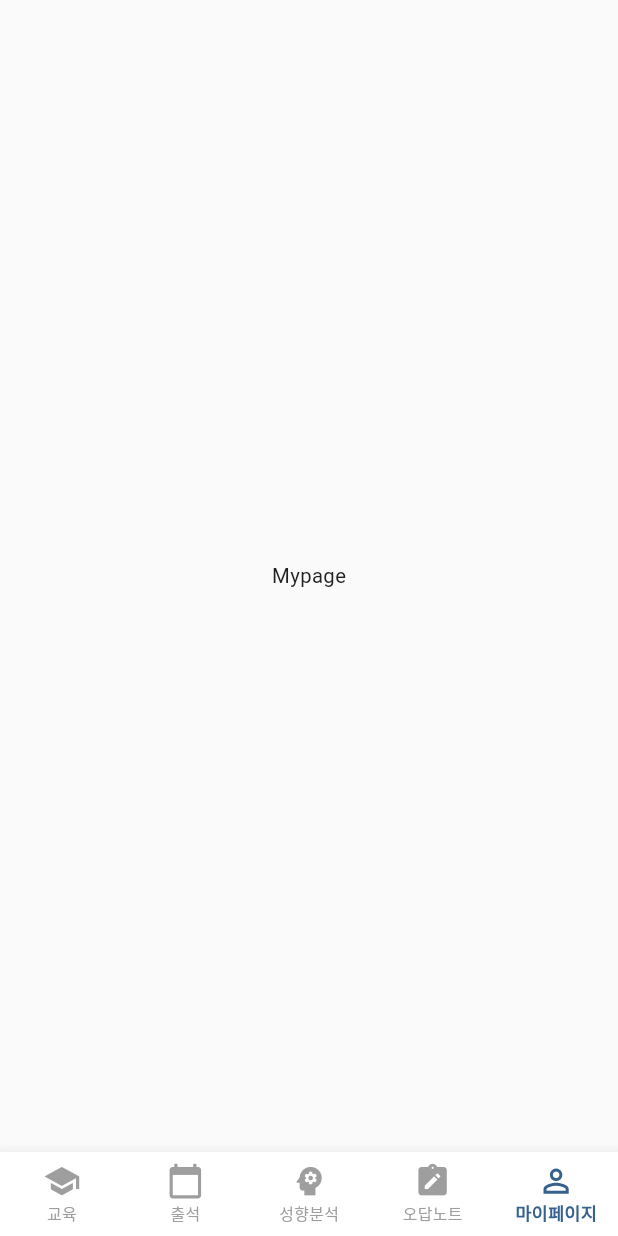
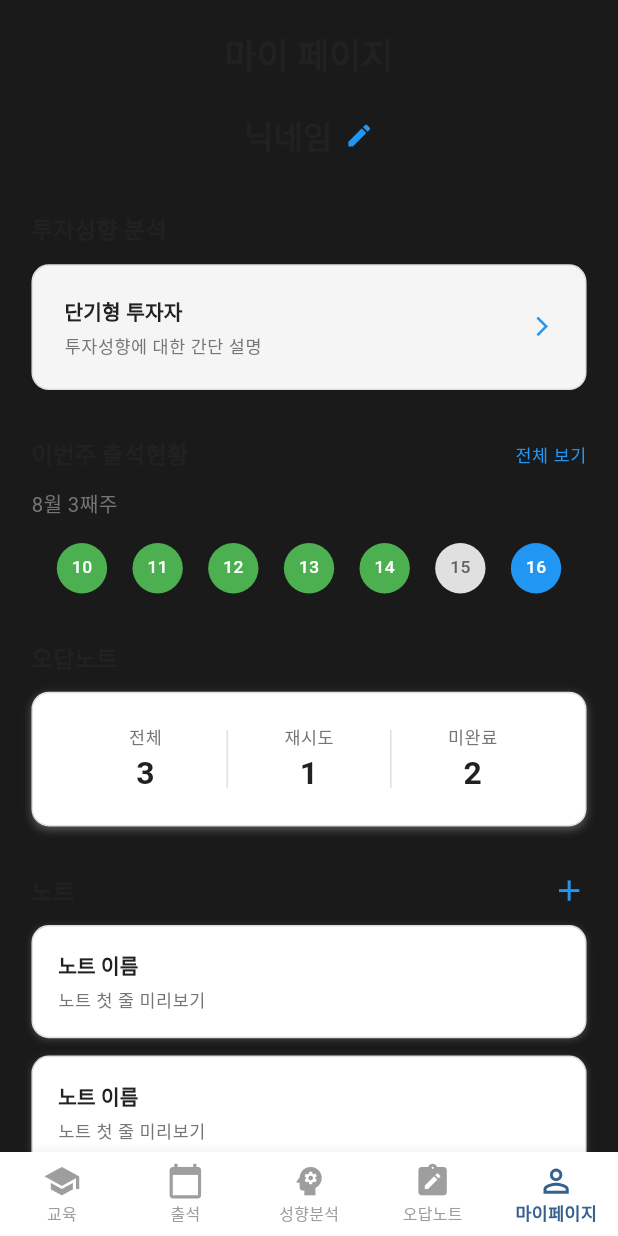
Before and after one commit to EM-H20/stocker, a Flutter app: the MypageScreen screen opened by its route, on a phone screen of 412 x 824 dp. Run offline on Flutter 3.47's test engine with Material 3 defaults, Android fonts, the phone set to English and light mode, and no system bars; our stand-ins replace dio, flutter_screenutil, flutter_secure_storage, go_router; accounts and stored records are empty.

Commit message:
feat:mypage

```diff
--- a/lib/features/mypage/presentation/mypage_screen.dart
+++ b/lib/features/mypage/presentation/mypage_screen.dart
@@ -1,10 +1,124 @@
 import 'package:flutter/material.dart';
+import 'package:flutter_screenutil/flutter_screenutil.dart';
+import '../../../app/config/app_theme.dart';
+import '../../wrong_note/data/wrong_note_mock_repository.dart';
+import '../../wrong_note/data/models/wrong_note_response.dart';
+import 'widgets/profile_header.dart';
+import 'widgets/aptitude_analysis_card.dart';
+import 'widgets/attendance_status_card.dart';
+import 'widgets/wrong_note_card.dart';
+import 'widgets/note_section.dart';
 
-class MypageScreen extends StatelessWidget {
+class MypageScreen extends StatefulWidget {
   const MypageScreen({super.key});
 
   @override
+  State<MypageScreen> createState() => _MypageScreenState();
+}
+
+class _MypageScreenState extends State<MypageScreen> {
+  final WrongNoteMockRepository _wrongNoteRepository =
+      WrongNoteMockRepository();
+  List<WrongNoteItem> _wrongNotes = [];
+  bool _isLoading = true;
+
+  // Mock 노트 데이터
+  final List<NoteItem> _mockNotes = [
+    NoteItem(
+      title: '노트 이름',
+      preview: '노트 첫 줄 미리보기',
+      createdAt: DateTime.now().subtract(const Duration(days: 1)),
+    ),
+    NoteItem(
+      title: '노트 이름',
+      preview: '노트 첫 줄 미리보기',
+      createdAt: DateTime.now().subtract(const Duration(days: 2)),
+    ),
+  ];
+
+  @override
+  void initState() {
+    super.initState();
+    _loadWrongNotes();
+  }
+
+  Future<void> _loadWrongNotes() async {
+    try {
+      final response = await _wrongNoteRepository.getWrongNotes('user123');
+      setState(() {
+        _wrongNotes = response.wrongNotes;
+        _isLoading = false;
+      });
+    } catch (e) {
+      setState(() {
+        _isLoading = false;
+      });
+    }
+  }
+
+  @override
   Widget build(BuildContext context) {
-    return const Scaffold(body: Center(child: Text('Mypage')));
+    return Scaffold(
+      backgroundColor: AppTheme.darkBackground,
+      body: SafeArea(
+        child:
+            _isLoading
+                ? const Center(child: CircularProgressIndicator())
+                : SingleChildScrollView(
+                  child: Column(
+                    crossAxisAlignment: CrossAxisAlignment.start,
+                    children: [
+                      // 프로필 헤더
+                      ProfileHeader(
+                        nickname: '닉네임',
+                        onEditPressed: () {
+                          // TODO: 닉네임 편집 기능 구현
+                        },
+                      ),
+
+                      SizedBox(height: 8.h),
+
+                      // 투자성향 분석
+                      AptitudeAnalysisCard(
+                        onTap: () {
+                          // TODO: 투자성향 분석 페이지로 이동
+                        },
+                      ),
+
+                      SizedBox(height: 16.h),
+
+                      // 출석현황
+                      AttendanceStatusCard(
+                        onViewAllPressed: () {
+                          // TODO: 전체 출석현황 페이지로 이동
+                        },
+                      ),
+
+                      SizedBox(height: 16.h),
+
+                      // 오답노트
+                      WrongNoteCard(
+                        wrongNotes: _wrongNotes,
+                        onViewAllPressed: () {
+                          // TODO: 오답노트 페이지로 이동
+                        },
+                      ),
+
+                      SizedBox(height: 16.h),
+
+                      // 노트 섹션
+                      NoteSection(
+                        notes: _mockNotes,
+                        onAddPressed: () {
+                          // TODO: 새 노트 추가 기능 구현
+                        },
+                      ),
+
+                      SizedBox(height: 24.h),
+                    ],
+                  ),
+                ),
+      ),
+    );
   }
 }
--- /dev/null
+++ b/lib/features/mypage/presentation/widgets/aptitude_analysis_card.dart
@@ -0,0 +1,76 @@
+import 'package:flutter/material.dart';
+import 'package:flutter_screenutil/flutter_screenutil.dart';
+import '../../../../app/config/app_theme.dart';
+
+/// 투자성향 분석 카드 위젯
+class AptitudeAnalysisCard extends StatelessWidget {
+  final VoidCallback? onTap;
+
+  const AptitudeAnalysisCard({
+    super.key,
+    this.onTap,
+  });
+
+  @override
+  Widget build(BuildContext context) {
+    return Container(
+      margin: EdgeInsets.symmetric(horizontal: 20.w, vertical: 8.h),
+      child: Column(
+        crossAxisAlignment: CrossAxisAlignment.start,
+        children: [
+          Text(
+            '투자성향 분석',
+            style: Theme.of(context).textTheme.titleMedium?.copyWith(
+              fontWeight: FontWeight.w600,
+            ),
+          ),
+          SizedBox(height: 12.h),
+          GestureDetector(
+            onTap: onTap,
+            child: Container(
+              width: double.infinity,
+              padding: EdgeInsets.all(20.w),
+              decoration: BoxDecoration(
+                color: AppTheme.grey100,
+                borderRadius: BorderRadius.circular(12.r),
+                border: Border.all(
+                  color: AppTheme.grey300,
+                  width: 1,
+                ),
+              ),
+              child: Row(
+                children: [
+                  Expanded(
+                    child: Column(
+                      crossAxisAlignment: CrossAxisAlignment.start,
+                      children: [
+                        Text(
+                          '단기형 투자자',
+                          style: Theme.of(context).textTheme.titleSmall?.copyWith(
+                            fontWeight: FontWeight.w600,
+                          ),
+                        ),
+                        SizedBox(height: 4.h),
+                        Text(
+                          '투자성향에 대한 간단 설명',
+                          style: Theme.of(context).textTheme.bodySmall?.copyWith(
+                            color: AppTheme.grey600,
+                          ),
+                        ),
+                      ],
+                    ),
+                  ),
+                  Icon(
+                    Icons.arrow_forward_ios,
+                    size: 16.sp,
+                    color: AppTheme.primaryColor,
+                  ),
+                ],
+              ),
+            ),
+          ),
+        ],
+      ),
+    );
+  }
+}
--- /dev/null
+++ b/lib/features/mypage/presentation/widgets/attendance_status_card.dart
@@ -0,0 +1,92 @@
+import 'package:flutter/material.dart';
+import 'package:flutter_screenutil/flutter_screenutil.dart';
+import '../../../../app/config/app_theme.dart';
+
+/// 출석현황 카드 위젯
+class AttendanceStatusCard extends StatelessWidget {
+  final VoidCallback? onViewAllPressed;
+
+  const AttendanceStatusCard({
+    super.key,
+    this.onViewAllPressed,
+  });
+
+  @override
+  Widget build(BuildContext context) {
+    return Container(
+      margin: EdgeInsets.symmetric(horizontal: 20.w, vertical: 8.h),
+      child: Column(
+        crossAxisAlignment: CrossAxisAlignment.start,
+        children: [
+          Row(
+            mainAxisAlignment: MainAxisAlignment.spaceBetween,
+            children: [
+              Text(
+                '이번주 출석현황',
+                style: Theme.of(context).textTheme.titleMedium?.copyWith(
+                  fontWeight: FontWeight.w600,
+                ),
+              ),
+              GestureDetector(
+                onTap: onViewAllPressed,
+                child: Text(
+                  '전체 보기',
+                  style: Theme.of(context).textTheme.bodySmall?.copyWith(
+                    color: AppTheme.primaryColor,
+                    fontWeight: FontWeight.w500,
+                  ),
+                ),
+              ),
+            ],
+          ),
+          SizedBox(height: 12.h),
+          Text(
+            '8월 3째주',
+            style: Theme.of(context).textTheme.bodyMedium?.copyWith(
+              color: AppTheme.grey600,
+            ),
+          ),
+          SizedBox(height: 16.h),
+          // 출석 현황 원형 표시
+          Row(
+            mainAxisAlignment: MainAxisAlignment.spaceEvenly,
+            children: List.generate(7, (index) {
+              final dayNumbers = [10, 11, 12, 13, 14, 15, 16];
+              final isAttended = index < 5; // 처음 5일은 출석한 것으로 표시
+              final isToday = index == 6; // 마지막 날을 오늘로 설정
+
+              return Column(
+                children: [
+                  Container(
+                    width: 32.w,
+                    height: 32.w,
+                    decoration: BoxDecoration(
+                      shape: BoxShape.circle,
+                      color: isToday
+                          ? AppTheme.primaryColor
+                          : isAttended
+                              ? AppTheme.successColor
+                              : AppTheme.grey300,
+                    ),
+                    child: Center(
+                      child: Text(
+                        '${dayNumbers[index]}',
+                        style: TextStyle(
+                          fontSize: 12.sp,
+                          fontWeight: FontWeight.w500,
+                          color: isToday || isAttended
+                              ? Colors.white
+                              : AppTheme.grey700,
+                        ),
+                      ),
+                    ),
+                  ),
+                ],
+              );
+            }),
+          ),
+        ],
+      ),
+    );
+  }
+}
--- /dev/null
+++ b/lib/features/mypage/presentation/widgets/note_section.dart
@@ -0,0 +1,104 @@
+import 'package:flutter/material.dart';
+import 'package:flutter_screenutil/flutter_screenutil.dart';
+import '../../../../app/config/app_theme.dart';
+
+/// 노트 섹션 위젯
+class NoteSection extends StatelessWidget {
+  final List<NoteItem> notes;
+  final VoidCallback? onAddPressed;
+
+  const NoteSection({
+    super.key,
+    required this.notes,
+    this.onAddPressed,
+  });
+
+  @override
+  Widget build(BuildContext context) {
+    return Container(
+      margin: EdgeInsets.symmetric(horizontal: 20.w, vertical: 8.h),
+      child: Column(
+        crossAxisAlignment: CrossAxisAlignment.start,
+        children: [
+          Row(
+            mainAxisAlignment: MainAxisAlignment.spaceBetween,
+            children: [
+              Text(
+                '노트',
+                style: Theme.of(context).textTheme.titleMedium?.copyWith(
+                  fontWeight: FontWeight.w600,
+                ),
+              ),
+              GestureDetector(
+                onTap: onAddPressed,
+                child: Icon(
+                  Icons.add,
+                  size: 24.sp,
+                  color: AppTheme.primaryColor,
+                ),
+              ),
+            ],
+          ),
+          SizedBox(height: 12.h),
+          ...notes.map((note) => _buildNoteItem(context, note)),
+        ],
+      ),
+    );
+  }
+
+  Widget _buildNoteItem(BuildContext context, NoteItem note) {
+    return Container(
+      width: double.infinity,
+      margin: EdgeInsets.only(bottom: 12.h),
+      padding: EdgeInsets.all(16.w),
+      decoration: BoxDecoration(
+        color: Colors.white,
+        borderRadius: BorderRadius.circular(12.r),
+        border: Border.all(
+          color: AppTheme.grey300,
+          width: 1,
+        ),
+        boxShadow: [
+          BoxShadow(
+            color: AppTheme.grey300.withValues(alpha: 0.2),
+            blurRadius: 3,
+            offset: const Offset(0, 1),
+          ),
+        ],
+      ),
+      child: Column(
+        crossAxisAlignment: CrossAxisAlignment.start,
+        children: [
+          Text(
+            note.title,
+            style: Theme.of(context).textTheme.titleSmall?.copyWith(
+              fontWeight: FontWeight.w600,
+            ),
+          ),
+          SizedBox(height: 4.h),
+          Text(
+            note.preview,
+            style: Theme.of(context).textTheme.bodySmall?.copyWith(
+              color: AppTheme.grey600,
+            ),
+            maxLines: 2,
+            overflow: TextOverflow.ellipsis,
+          ),
+        ],
+      ),
+    );
+  }
+}
+
+/// 노트 아이템 모델
+class NoteItem {
+  final String title;
+  final String preview;
+  final DateTime createdAt;
+
+  const NoteItem({
+    required this.title,
+    required this.preview,
+    required this.createdAt,
+  });
+}
--- /dev/null
+++ b/lib/features/mypage/presentation/widgets/profile_header.dart
@@ -0,0 +1,53 @@
+import 'package:flutter/material.dart';
+import 'package:flutter_screenutil/flutter_screenutil.dart';
+import '../../../../app/config/app_theme.dart';
+
+/// 마이페이지 상단 프로필 헤더 위젯
+class ProfileHeader extends StatelessWidget {
+  final String nickname;
+  final VoidCallback? onEditPressed;
+
+  const ProfileHeader({
+    super.key,
+    required this.nickname,
+    this.onEditPressed,
+  });
+
+  @override
+  Widget build(BuildContext context) {
+    return Container(
+      padding: EdgeInsets.all(20.w),
+      child: Column(
+        children: [
+          Text(
+            '마이 페이지',
+            style: Theme.of(context).textTheme.headlineSmall?.copyWith(
+              fontWeight: FontWeight.bold,
+            ),
+          ),
+          SizedBox(height: 24.h),
+          Row(
+            mainAxisAlignment: MainAxisAlignment.center,
+            children: [
+              Text(
+                nickname,
+                style: Theme.of(context).textTheme.titleLarge?.copyWith(
+                  fontWeight: FontWeight.w600,
+                ),
+              ),
+              SizedBox(width: 8.w),
+              GestureDetector(
+                onTap: onEditPressed,
+                child: Icon(
+                  Icons.edit,
+                  size: 20.sp,
+                  color: AppTheme.primaryColor,
+                ),
+              ),
+            ],
+          ),
+        ],
+      ),
+    );
+  }
+}
--- /dev/null
+++ b/lib/features/mypage/presentation/widgets/wrong_note_card.dart
@@ -0,0 +1,113 @@
+import 'package:flutter/material.dart';
+import 'package:flutter_screenutil/flutter_screenutil.dart';
+import '../../../../app/config/app_theme.dart';
+import '../../../wrong_note/data/models/wrong_note_response.dart';
+
+/// 오답노트 카드 위젯
+class WrongNoteCard extends StatelessWidget {
+  final List<WrongNoteItem> wrongNotes;
+  final VoidCallback? onViewAllPressed;
+
+  const WrongNoteCard({
+    super.key,
+    required this.wrongNotes,
+    this.onViewAllPressed,
+  });
+
+  @override
+  Widget build(BuildContext context) {
+    final totalCount = wrongNotes.length;
+    final completedCount = wrongNotes.where((note) => note.isRetried).length;
+    final incompleteCount = totalCount - completedCount;
+
+    return Container(
+      margin: EdgeInsets.symmetric(horizontal: 20.w, vertical: 8.h),
+      child: Column(
+        crossAxisAlignment: CrossAxisAlignment.start,
+        children: [
+          Text(
+            '오답노트',
+            style: Theme.of(context).textTheme.titleMedium?.copyWith(
+              fontWeight: FontWeight.w600,
+            ),
+          ),
+          SizedBox(height: 12.h),
+          Container(
+            width: double.infinity,
+            padding: EdgeInsets.all(20.w),
+            decoration: BoxDecoration(
+              color: Colors.white,
+              borderRadius: BorderRadius.circular(12.r),
+              border: Border.all(
+                color: AppTheme.grey300,
+                width: 1,
+              ),
+              boxShadow: [
+                BoxShadow(
+                  color: AppTheme.grey300.withValues(alpha: 0.3),
+                  blurRadius: 4,
+                  offset: const Offset(0, 2),
+                ),
+              ],
+            ),
+            child: Row(
+              children: [
+                Expanded(
+                  child: _buildStatColumn(
+                    context,
+                    '전체',
+                    totalCount.toString(),
+                  ),
+                ),
+                Container(
+                  width: 1.w,
+                  height: 40.h,
+                  color: AppTheme.grey300,
+                ),
+                Expanded(
+                  child: _buildStatColumn(
+                    context,
+                    '재시도',
+                    completedCount.toString(),
+                  ),
+                ),
+                Container(
+                  width: 1.w,
+                  height: 40.h,
+                  color: AppTheme.grey300,
+                ),
+                Expanded(
+                  child: _buildStatColumn(
+                    context,
+                    '미완료',
+                    incompleteCount.toString(),
+                  ),
+                ),
+              ],
+            ),
+          ),
+        ],
+      ),
+    );
+  }
+
+  Widget _buildStatColumn(BuildContext context, String label, String count) {
+    return Column(
+      children: [
+        Text(
+          label,
+          style: Theme.of(context).textTheme.bodySmall?.copyWith(
+            color: AppTheme.grey600,
+          ),
+        ),
+        SizedBox(height: 4.h),
+        Text(
+          count,
+          style: Theme.of(context).textTheme.titleLarge?.copyWith(
+            fontWeight: FontWeight.bold,
+          ),
+        ),
+      ],
+    );
+  }
+}
```
